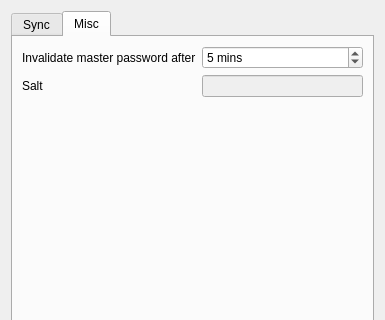
Before: the Qt Designer form optionsdialog.ui in 607011/Qt-SESAM, drawn with Qt 5; both pictures show x 0 to 385 and y 0 to 320 of the 385 by 500 pixel window.
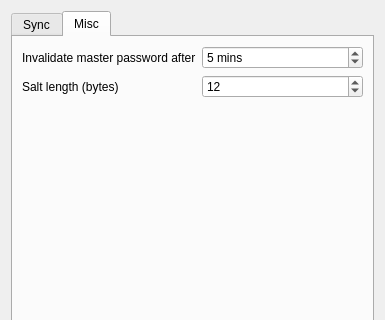
After: the same form once the commit is applied. The open tabs and pages were chosen to show the change.

Commit message: Salt no longer fixed, but randomly generated with every new domain.

The edit to the form file:
```diff
--- a/optionsdialog.ui
+++ b/optionsdialog.ui
@@ -245,20 +245,20 @@
            </property>
           </widget>
          </item>
-         <item row="1" column="0">
-          <widget class="QLabel" name="label_8">
-           <property name="text">
-            <string>Salt</string>
+         <item row="1" column="1">
+          <widget class="QSpinBox" name="saltLengthSpinBox">
+           <property name="singleStep">
+            <number>3</number>
+           </property>
+           <property name="value">
+            <number>12</number>
            </property>
           </widget>
          </item>
-         <item row="1" column="1">
-          <widget class="QLineEdit" name="saltLineEdit">
-           <property name="enabled">
-            <bool>false</bool>
-           </property>
+         <item row="1" column="0">
+          <widget class="QLabel" name="label_8">
            <property name="text">
-            <string/>
+            <string>Salt length (bytes)</string>
            </property>
           </widget>
          </item>
```
The commit also changes 18 other files.
